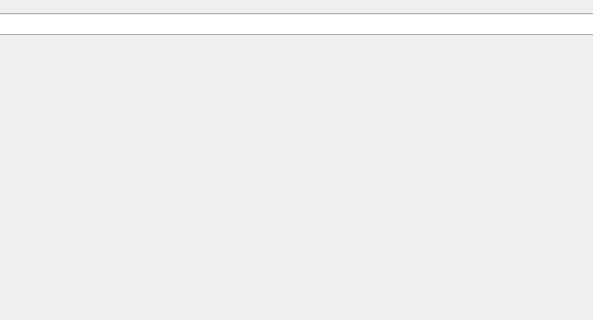
Above: removecommitwindow.ui from nie11kun/HorizonJuicerCreator before the change; both pictures show x 103 to 696 and y 0 to 320 of the 800 by 500 pixel window. Below: the same form after it.
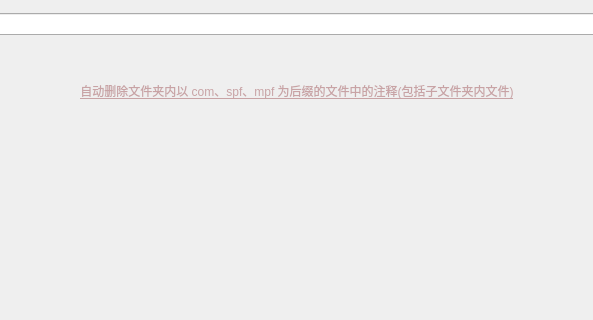
That is the form after the change.

Patch:
```diff
--- a/removecommitwindow.ui
+++ b/removecommitwindow.ui
@@ -45,8 +45,17 @@
     <layout class="QVBoxLayout" name="verticalLayout" stretch="1,3">
      <item>
       <widget class="QLabel" name="labelInfo">
+       <property name="font">
+        <font>
+         <bold>false</bold>
+         <underline>true</underline>
+        </font>
+       </property>
+       <property name="styleSheet">
+        <string notr="true">color: rgb(200, 163, 165);</string>
+       </property>
        <property name="text">
-        <string/>
+        <string>自动删除文件夹内以 com、spf、mpf 为后缀的文件中的注释(包括子文件夹内文件)</string>
        </property>
        <property name="alignment">
         <set>Qt::AlignCenter</set>
```
Left out of the diff: 8 changed lines with no effect on the pictures.
